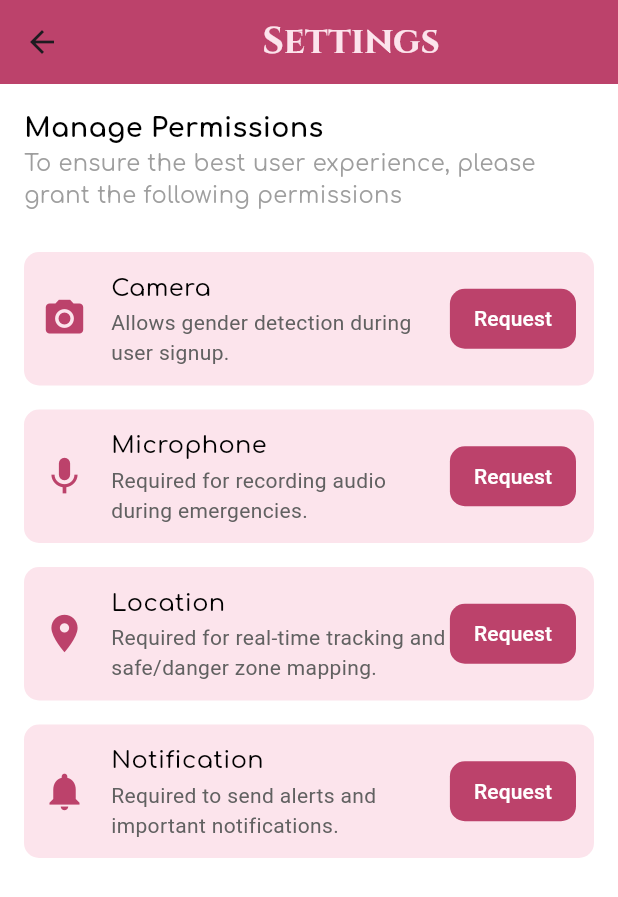
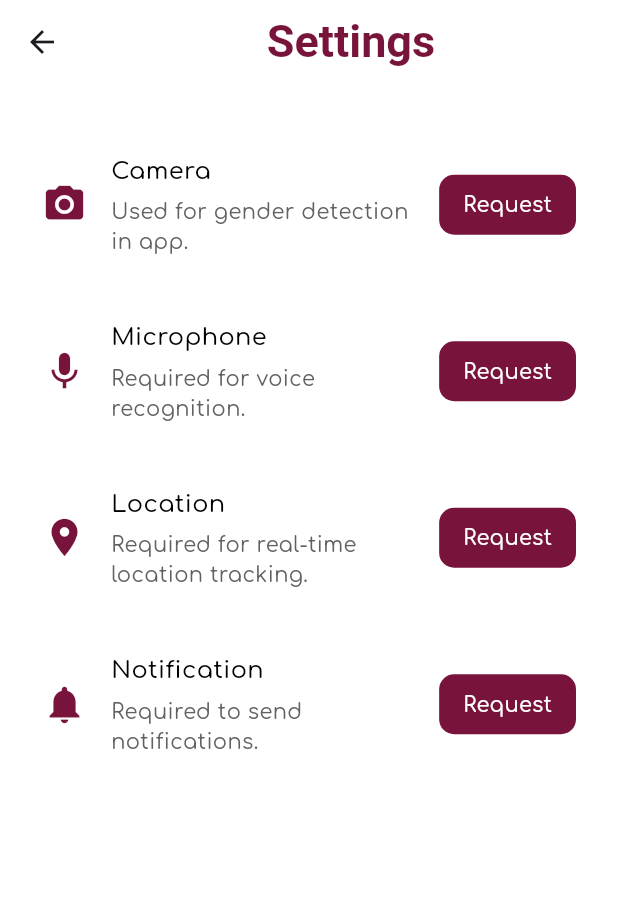
Before and after one commit to sparth292/Rakshak, a Flutter app: the SettingsPage screen opened directly, on a phone screen of 412 x 824 dp. Shown: the top 897 px of the screen. Run offline on Flutter 3.47's test engine with Material 3 defaults, Android fonts, the phone set to English and light mode, and no system bars; our stand-ins replace camera, cloud_firestore, curved_navigation_bar, firebase_auth, firebase_core, flutter_animate and 12 more; missing offline and left inert: photo_analyzer, telephony_sms; accounts and stored records are empty; Roboto replaces fonts that are missing (Italiana).

Commit message:
Updated files

```diff
--- a/lib/customButton.dart
+++ b/lib/customButton.dart
@@ -1,4 +1,5 @@
 import 'package:flutter/material.dart';
+import 'package:google_fonts/google_fonts.dart';
 
 class CustomButton extends StatelessWidget {
   final String text;
@@ -12,14 +13,14 @@ class CustomButton extends StatelessWidget {
         onPressed: onPressed,
         style: ButtonStyle(
           foregroundColor: MaterialStateProperty.all<Color>(Colors.white),
-          backgroundColor: MaterialStateProperty.all<Color>(Colors.pinkAccent),
+          backgroundColor: MaterialStateProperty.all<Color>(Color(0xFF78143C)),
           shape: MaterialStateProperty.all<RoundedRectangleBorder>(
             RoundedRectangleBorder(
               borderRadius: BorderRadius.circular(25.0),
             ),
           ),
         ),
-        child: Text(text, style: const TextStyle(fontSize: 16)),
+        child: Text(text, style: GoogleFonts.comfortaa(fontSize: 16)),
         );
   }
 }
--- a/lib/home_page.dart
+++ b/lib/home_page.dart
@@ -17,7 +17,6 @@ import 'package:rakshak_backup_final/services/bus_station.dart';
 import 'package:rakshak_backup_final/services/railway_station.dart';
 import 'package:google_fonts/google_fonts.dart';
 import 'package:rakshak_backup_final/splashscreen.dart';
-
 import 'contactsm.dart';
 import 'dbservices.dart';
 // import 'package:firebase_auth/firebase_auth.dart';
@@ -81,7 +80,7 @@ class _NavbarState extends State<Navbar> {
         toastLength: Toast.LENGTH_LONG,
         gravity: ToastGravity.BOTTOM,
         backgroundColor: Colors.pink.shade50,
-        textColor: Colors.pinkAccent,
+        textColor: Color(0xFF78143C),
         fontSize: 16.0,
       );
       return null;
@@ -245,7 +244,7 @@ class _NavbarState extends State<Navbar> {
       body: _pages[_currentIndex], // Display current page
       bottomNavigationBar: CurvedNavigationBar(
         index: _currentIndex,
-        color: Color.fromRGBO(188, 66, 107, 1),
+        color: Color(0xFF78143C),
         backgroundColor: Colors.transparent,
         animationDuration: const Duration(milliseconds: 300),
         items: [
@@ -307,13 +306,14 @@ class CustomCardsScreen extends StatelessWidget {
   Widget build(BuildContext context) {
     return Scaffold(
       appBar: AppBar(
-        backgroundColor: Color.fromRGBO(188, 66, 107, 1),
+        automaticallyImplyLeading: false,
+        backgroundColor: Colors.white,
         title: Column(
           children: [
             Center(
-              child: Text('Rakshak',style: GoogleFonts.cinzel(
-                fontSize: 25,
-                color: Colors.pink.shade50,
+              child: Text('Rakshak',style: GoogleFonts.italiana(
+                fontSize: 30,
+                color: Color(0xFF78143C),
                 fontStyle: FontStyle.normal,
                 fontWeight: FontWeight.bold,
               ),
@@ -392,7 +392,7 @@ class CustomCardsScreen extends StatelessWidget {
         height: 150,
         width: 350,
         child: Card(
-          color: Colors.pink.shade50,
+          color: Colors.white,
           elevation: 4,
           child: Row(
             mainAxisAlignment: MainAxisAlignment.center,
@@ -478,11 +478,11 @@ class SettingsPage extends StatelessWidget {
   Widget build(BuildContext context) {
     return Scaffold(
       appBar: AppBar(
-        backgroundColor: Color.fromRGBO(188, 66, 107, 1),
+        backgroundColor: Colors.white,
         title: Center(
-          child: Text('Settings',style: GoogleFonts.cinzel(
-            fontSize: 25,
-            color: Colors.pink.shade50,
+          child: Text('Settings',style: GoogleFonts.italiana(
+            fontSize: 30,
+            color: Color(0xFF78143C),
             fontStyle: FontStyle.normal,
             fontWeight: FontWeight.bold,
           ),
@@ -497,51 +497,54 @@ class SettingsPage extends StatelessWidget {
             crossAxisAlignment: CrossAxisAlignment.start,
             children: [
 
-              Text(
-                "Manage Permissions",
-                style: GoogleFonts.comfortaa(
-                  fontSize: 18,
-                  fontWeight: FontWeight.bold,
-                  color: Colors.black,
-                ),
-              ),
-              Text(
-                "To ensure the best user experience, please grant the following permissions",
-                style: GoogleFonts.comfortaa(
-                  fontSize: 15,
-                  color: Colors.grey,
-                ),
-              ),
-              SizedBox(height: 20),
+              // Text(
+              //   "Manage Permissions",
+              //   style: GoogleFonts.comfortaa(
+              //     fontSize: 18,
+              //     fontWeight: FontWeight.bold,
+              //     color: Colors.black,
+              //   ),
+              // ),
+              // Text(
+              //   "To ensure the best user experience, please grant the following permissions",
+              //   style: GoogleFonts.comfortaa(
+              //     fontSize: 15,
+              //     color: Colors.grey,
+              //   ),
+              // ),
+              SizedBox(height: 10),
               buildPermissionTile(
                 context,
                 icon: Icons.camera_alt,
                 title: 'Camera',
-                description: 'Allows gender detection during user signup.',
+                description: 'Used for gender detection in app.',
                 onPressed: () => requestPermission(context, Permission.camera),
               ),
+              SizedBox(height: 2,),
               buildPermissionTile(
                 context,
                 icon: Icons.mic,
                 title: 'Microphone',
-                description: 'Required for recording audio during emergencies.',
+                description: 'Required for voice recognition.',
                 onPressed: () => requestPermission(context, Permission.microphone),
               ),
+              SizedBox(height: 2,),
               buildPermissionTile(
                 context,
                 icon: Icons.location_on,
                 title: 'Location',
-                description: 'Required for real-time tracking and safe/danger zone mapping.',
+                description: 'Required for real-time location tracking.',
                 onPressed: () => requestPermission(context, Permission.location),
               ),
+              SizedBox(height: 2,),
               buildPermissionTile(
                 context,
                 icon: Icons.notifications,
                 title: 'Notification',
-                description: 'Required to send alerts and important notifications.',
+                description: 'Required to send notifications.',
                 onPressed: () => requestPermission(context, Permission.notification),
               ),
-              SizedBox(height: 10,),
+              SizedBox(height: 100,),
             ],
           ),
         ),
@@ -559,11 +562,11 @@ class SettingsPage extends StatelessWidget {
       padding: const EdgeInsets.all(12.0),
       decoration: BoxDecoration(
         borderRadius: BorderRadius.circular(10),
-        color: Colors.pink.shade50,
+        color: Colors.white,
       ),
       child: Row(
         children: [
-          Icon(icon, color: Color.fromRGBO(188, 66, 107, 1), size: 30),
+          Icon(icon, color: Color(0xFF78143C), size: 30),
           SizedBox(width: 16),
           Expanded(
             child: Column(
@@ -577,11 +580,11 @@ class SettingsPage extends StatelessWidget {
                     fontWeight: FontWeight.w500,
                   ),
                 ),
-                SizedBox(height: 2,),
+                SizedBox(height: 6,),
                 if (description.isNotEmpty)
                   Text(
                     description,
-                    style: TextStyle(
+                    style: GoogleFonts.comfortaa(
                       fontSize: 14,
                       color: Colors.grey[700],
                     ),
@@ -589,6 +592,7 @@ class SettingsPage extends StatelessWidget {
               ],
             ),
           ),
+          SizedBox(width: 4,),
           customButton(
             onPressed: onPressed,
             title: "Request",
@@ -663,7 +667,7 @@ class customButton extends StatelessWidget {
       onPressed: onPressed,
       style: ElevatedButton.styleFrom(
         elevation: 0,
-        backgroundColor: Color.fromRGBO(188, 66, 107, 1),
+        backgroundColor: Color(0xFF78143C),
         padding: const EdgeInsets.symmetric(horizontal: 16, vertical: 8),
         shape: RoundedRectangleBorder(
           borderRadius: BorderRadius.circular(10),
@@ -671,7 +675,7 @@ class customButton extends StatelessWidget {
       ),
       child: Text(
         title,
-        style: TextStyle(fontSize: 14, color: Colors.white),
+        style: GoogleFonts.comfortaa(fontSize: 14, color: Colors.white),
       ),
     );
   }
--- a/lib/main.dart
+++ b/lib/main.dart
@@ -21,7 +21,7 @@ class MyApp extends StatelessWidget {
         colorScheme: ColorScheme.fromSeed(seedColor: Colors.deepPurple),
         useMaterial3: true,
       ),
-      home: WelcomeScreen(),
+      home: SplashScreen(),
     );
   }
 }
```
Also changed, not shown: lib/splashscreen.dart (+20 -11 lines).
